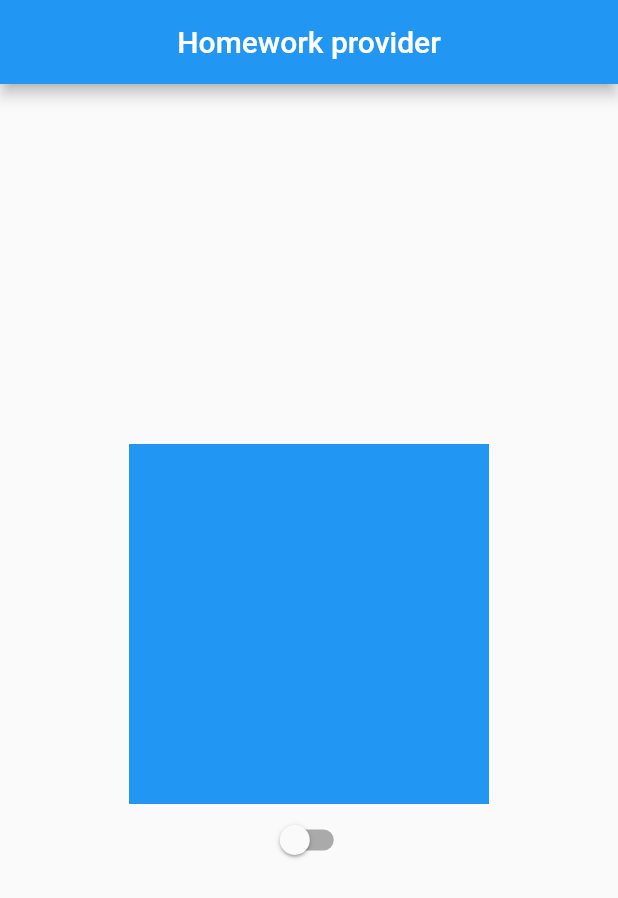
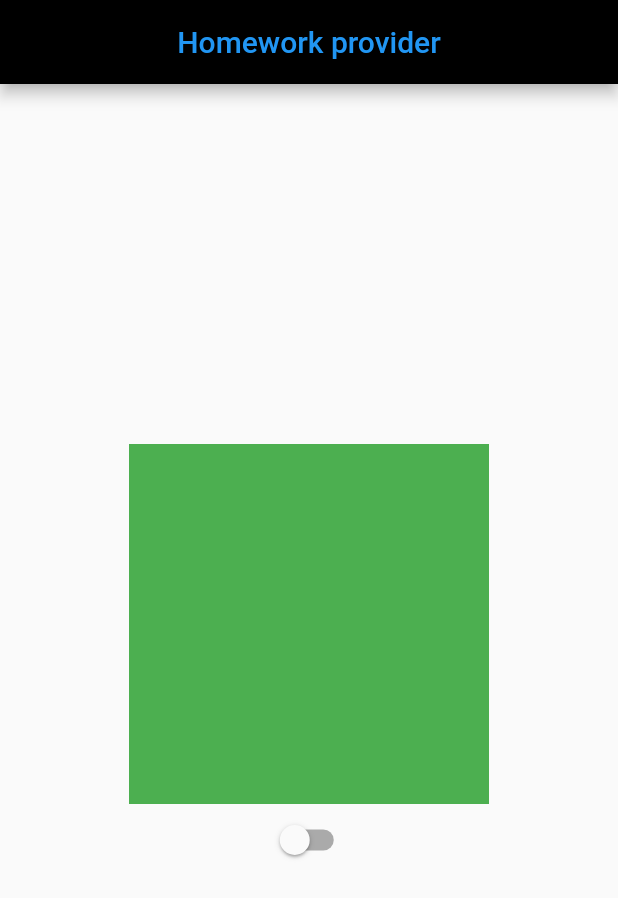
Before and after one commit to yatsukvn/home_work_9_7, a Flutter app: the screen it shows after launch, on a phone screen of 412 x 824 dp. Shown: the top 898 px of the screen. Run offline on Flutter 3.47's test engine with Material 2 defaults, Android fonts, the light colour scheme and no system bars.

Commit message:
+ two diffent colors

```diff
--- a/lib/main.dart
+++ b/lib/main.dart
@@ -12,13 +12,9 @@ class MyApp extends StatelessWidget {
   @override
   Widget build(BuildContext context) {
     return MaterialApp(
-      title: 'Homework provider',
-      theme: ThemeData(
-        primarySwatch: Colors.blue,
-      ),
       home: MultiProvider(
         providers: [
-          ChangeNotifierProvider<ColorProvider>.value(value: ColorProvider()),
+          ChangeNotifierProvider<ColorsProvider>.value(value: ColorsProvider()),
           ChangeNotifierProvider<SwitchProvider>.value(value: SwitchProvider()),
         ],
         child: HomeworkPage(),
@@ -32,14 +28,18 @@ class HomeworkPage extends StatelessWidget {
 
   @override
   Widget build(BuildContext context) {
-    bool _value = false;
+    ColorsProvider state = Provider.of<ColorsProvider>(context);
 
     return Scaffold(
       appBar: AppBar(
-        title: const Text(
+        title: Text(
           'Homework provider',
+          style: TextStyle(
+            color: state.colorTextValue,
+          ),
         ),
         centerTitle: true,
+        backgroundColor: Colors.black,
       ),
       body: Center(
         child: Column(
@@ -59,12 +59,12 @@ class ColorSquareWidget extends StatelessWidget {
 
   @override
   Widget build(BuildContext context) {
-    ColorProvider state = Provider.of<ColorProvider>(context);
+    ColorsProvider state = Provider.of<ColorsProvider>(context);
 
     return AnimatedContainer(
       width: 240.0,
       height: 240.0,
-      color: state.colorValue,
+      color: state.colorSquareValue,
       duration: const Duration(seconds: 1),
       curve: Curves.linear,
     );
@@ -77,22 +77,34 @@ class ToggleWidget extends StatelessWidget {
   @override
   Widget build(BuildContext context) {
     SwitchProvider state = Provider.of<SwitchProvider>(context);
+    ColorsProvider colorState = Provider.of<ColorsProvider>(context);
     return Switch(
       value: state.switchValue,
       onChanged: (bool value) {
+        colorState._randomColor();
         state._toggleValue(value);
       },
     );
   }
 }
 
-class ColorProvider extends ChangeNotifier {
-  Color _color = Colors.blue;
-  Color get colorValue => _color;
+class ColorsProvider extends ChangeNotifier {
+  Color _colorText = Colors.blue;
+  Color get colorTextValue => _colorText;
+
+  Color _colorSquare = Colors.green;
+  Color get colorSquareValue => _colorSquare;
   final max = 255;
 
   void _randomColor() {
-    _color = Color.fromARGB(
+    _colorText = Color.fromARGB(
+      max,
+      Random().nextInt(max),
+      Random().nextInt(max),
+      Random().nextInt(max),
+    );
+
+    _colorSquare = Color.fromARGB(
       max,
       Random().nextInt(max),
       Random().nextInt(max),
```
